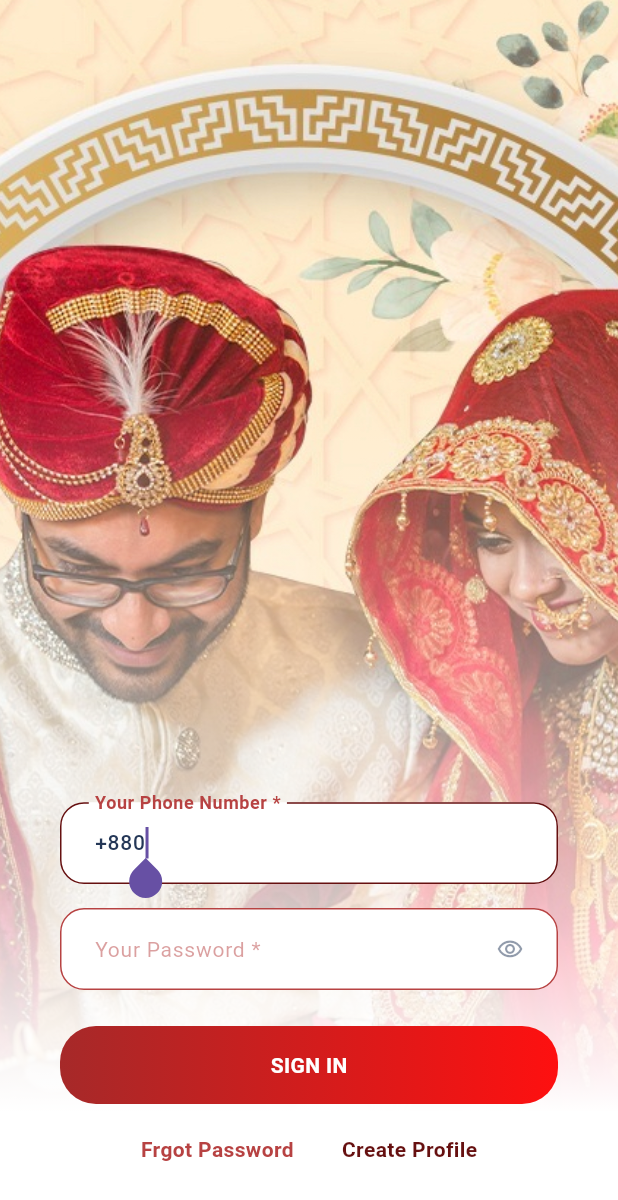
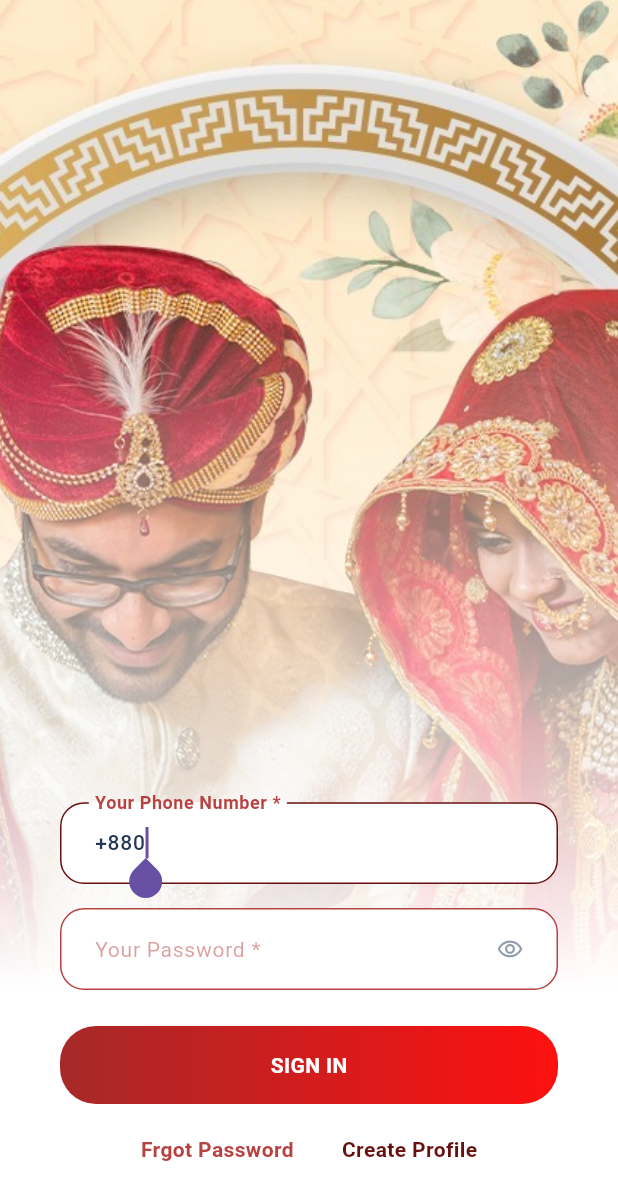
Before and after one commit to sadik5397/biyer_juti_flutter_sadik5397, a Flutter app: the screen it shows after launch, after a tap on "SIGN IN", on a phone screen of 412 x 824 dp. Shown: the top 1200 px of the screen. Run offline on Flutter 3.47's test engine with Material 2 defaults, Android fonts, the phone set to English and light mode, and no system bars; our stand-ins replace cached_network_image, carousel_slider, dropdown_button2, feather_icons, flutter_svg, font_awesome_flutter and 1 more; network calls fail; key blocks and very long unbroken strings in the code were emptied for the run.

```diff
--- a/lib/theme/colors.dart
+++ b/lib/theme/colors.dart
@@ -24,5 +24,5 @@ class ThemeGradient {
   static LinearGradient gold = LinearGradient(colors: [HexColor("#FFFFFF"), HexColor("#e0dbc0"), HexColor("#C7BE8E")], begin: Alignment.topCenter, end: Alignment.bottomCenter);
   static LinearGradient semiTransparentBlack = LinearGradient(colors: [Colors.transparent, HexColor("#181717").withOpacity(.7)], begin: Alignment.topCenter, end: Alignment.bottomCenter);
   static LinearGradient semiTransparentWhite =
-      LinearGradient(colors: [HexColor("#ffffff").withOpacity(0), HexColor("#ffffff").withOpacity(1)], begin: Alignment.topCenter, end: Alignment.bottomCenter, stops: const [0.3, .9]);
+      LinearGradient(colors: [HexColor("#ffffff").withOpacity(0), HexColor("#ffffff").withOpacity(1)], begin: Alignment.topCenter, end: Alignment.bottomCenter, stops: const [0.2, .8]);
 }
```
